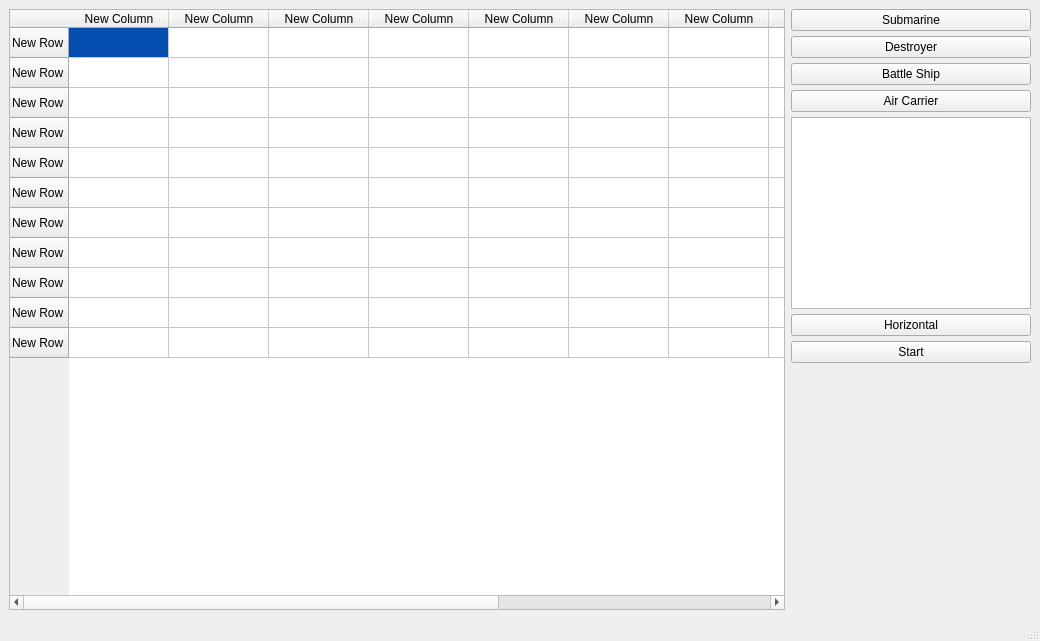
The window that Gui/setwindow.ui (Purple-Jesus/Field) describes before a commit, drawn with Qt 5.
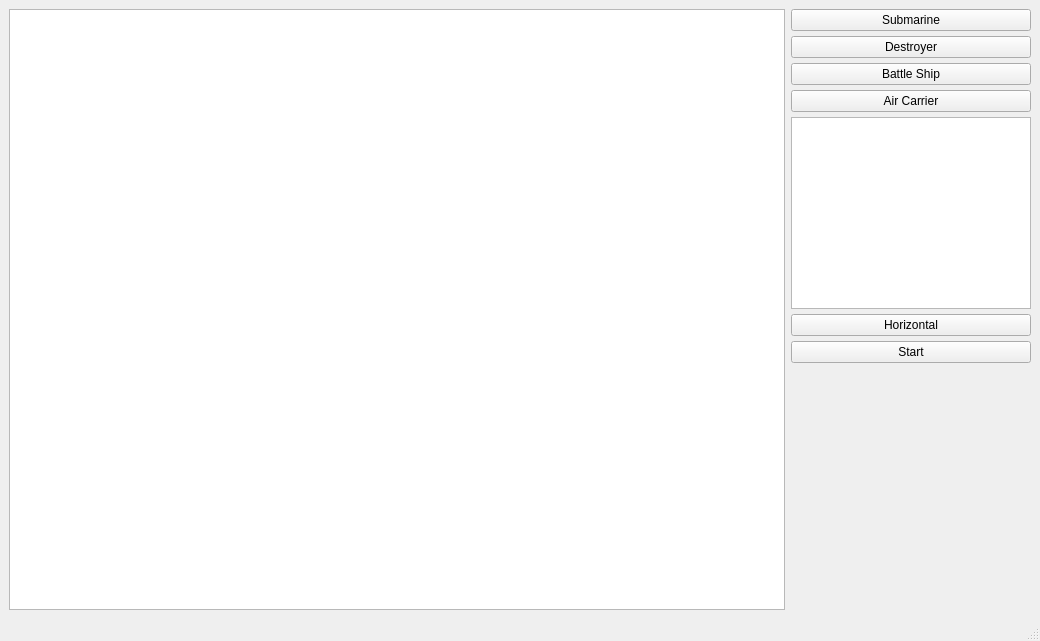
The same window after the commit. Icons and pictures are not drawn.

```diff
--- a/Gui/setwindow.ui
+++ b/Gui/setwindow.ui
@@ -65,140 +65,6 @@
         <property name="defaultDropAction">
          <enum>Qt::MoveAction</enum>
         </property>
-        <row>
-         <property name="text">
-          <string>New Row</string>
-         </property>
-        </row>
-        <row>
-         <property name="text">
-          <string>New Row</string>
-         </property>
-        </row>
-        <row>
-         <property name="text">
-          <string>New Row</string>
-         </property>
-        </row>
-        <row>
-         <property name="text">
-          <string>New Row</string>
-         </property>
-        </row>
-        <row>
-         <property name="text">
-          <string>New Row</string>
-         </property>
-        </row>
-        <row>
-         <property name="text">
-          <string>New Row</string>
-         </property>
-        </row>
-        <row>
-         <property name="text">
-          <string>New Row</string>
-         </property>
-        </row>
-        <row>
-         <property name="text">
-          <string>New Row</string>
-         </property>
-        </row>
-        <row>
-         <property name="text">
-          <string>New Row</string>
-         </property>
-        </row>
-        <row>
-         <property name="text">
-          <string>New Row</string>
-         </property>
-        </row>
-        <row>
-         <property name="text">
-          <string>New Row</string>
-         </property>
-        </row>
-        <column>
-         <property name="text">
-          <string>New Column</string>
-         </property>
-        </column>
-        <column>
-         <property name="text">
-          <string>New Column</string>
-         </property>
-        </column>
-        <column>
-         <property name="text">
-          <string>New Column</string>
-         </property>
-        </column>
-        <column>
-         <property name="text">
-          <string>New Column</string>
-         </property>
-        </column>
-        <column>
-         <property name="text">
-          <string>New Column</string>
-         </property>
-        </column>
-        <column>
-         <property name="text">
-          <string>New Column</string>
-         </property>
-        </column>
-        <column>
-         <property name="text">
-          <string>New Column</string>
-         </property>
-        </column>
-        <column>
-         <property name="text">
-          <string>New Column</string>
-         </property>
-        </column>
-        <column>
-         <property name="text">
-          <string>New Column</string>
-         </property>
-        </column>
-        <column>
-         <property name="text">
-          <string>New Column</string>
-         </property>
-        </column>
-        <column>
-         <property name="text">
-          <string>New Column</string>
-         </property>
-        </column>
-        <item row="0" column="0">
-         <property name="text">
-          <string notr="true"/>
-         </property>
-         <property name="textAlignment">
-          <set>AlignRight|AlignVCenter</set>
-         </property>
-         <property name="background">
-          <brush brushstyle="SolidPattern">
-           <color alpha="255">
-            <red>6</red>
-            <green>77</green>
-            <blue>176</blue>
-           </color>
-          </brush>
-         </property>
-         <property name="icon">
-          <iconset>
-           <normaloff>../images/sea.png</normaloff>../images/sea.png</iconset>
-         </property>
-         <property name="flags">
-          <set>ItemIsSelectable|ItemIsDragEnabled</set>
-         </property>
-        </item>
        </widget>
       </item>
       <item>
```
Left out of the diff: 2 changed lines with no effect on the pictures.
